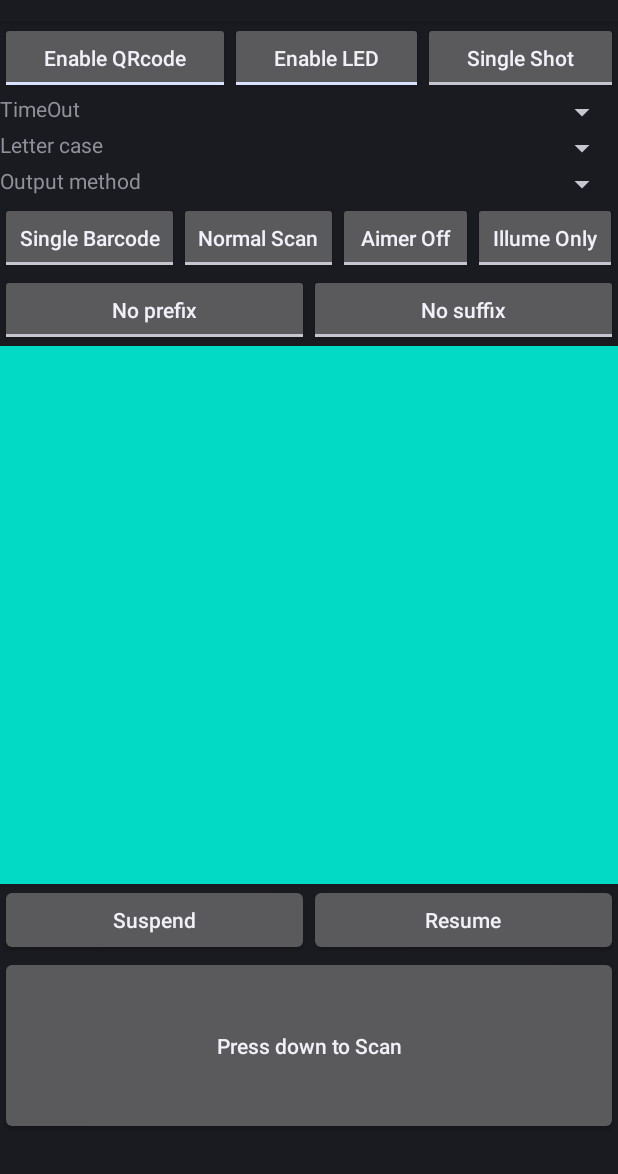
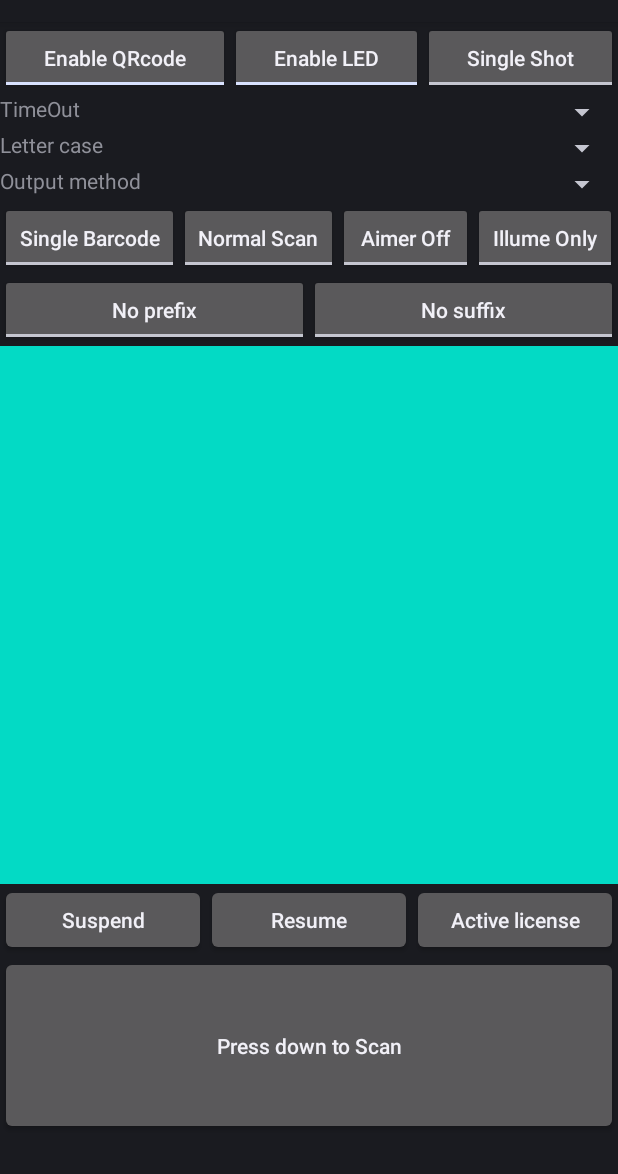
Before and after one commit to ntcpub/scannerDemo, an Android app: the layout activity_main.xml on its own in the app's theme, with its tools: preview values and no code run, on a phone screen of 412 x 824 dp, the part 62-1236 px from its top. Run offline under Robolectric (Android 15) with nearby library versions, the phone set to English and light mode, and no system bars.

Commit message:
sdk 1.0.9

```diff
--- a/demo/build.gradle
+++ b/demo/build.gradle
@@ -44,5 +44,5 @@ android {
 }
 
 dependencies {
-    implementation('com.xcheng:scanner:1.0.8')
+    implementation('com.xcheng:scanner:1.0.9')
 }
--- a/demo/src/main/res/layout/activity_main.xml
+++ b/demo/src/main/res/layout/activity_main.xml
@@ -112,47 +112,47 @@
 
             <ToggleButton
                 android:id="@+id/toggle_multibarcodes"
-                android:checked="false"
                 android:layout_width="wrap_content"
-                android:layout_height="wrap_content"
+                android:layout_height="match_parent"
                 android:layout_gravity="center_horizontal"
                 android:layout_weight="0.2"
+                android:checked="false"
                 android:textAllCaps="false"
                 android:textOff="@string/single_barcode"
-                android:textOn="@string/multi_barcode"/>
+                android:textOn="@string/multi_barcode" />
 
             <ToggleButton
                 android:id="@+id/toggle_precision_1d_scan"
-                android:checked="false"
                 android:layout_width="wrap_content"
-                android:layout_height="wrap_content"
+                android:layout_height="match_parent"
                 android:layout_gravity="center_horizontal"
                 android:layout_weight="0.2"
+                android:checked="false"
                 android:textAllCaps="false"
                 android:textOff="@string/normal_scan"
-                android:textOn="@string/precision_1d"/>
+                android:textOn="@string/precision_1d" />
 
             <ToggleButton
                 android:id="@+id/toggle_aim_mode"
-                android:checked="false"
                 android:layout_width="wrap_content"
-                android:layout_height="wrap_content"
+                android:layout_height="match_parent"
                 android:layout_gravity="center_horizontal"
                 android:layout_weight="0.2"
+                android:checked="false"
                 android:textAllCaps="false"
                 android:textOff="@string/aim_always_off"
-                android:textOn="@string/aim_trigger_on"/>
+                android:textOn="@string/aim_trigger_on" />
 
             <ToggleButton
                 android:id="@+id/toggle_flash_mode"
-                android:checked="false"
                 android:layout_width="wrap_content"
-                android:layout_height="wrap_content"
+                android:layout_height="match_parent"
                 android:layout_gravity="center_horizontal"
                 android:layout_weight="0.2"
+                android:checked="false"
                 android:textAllCaps="false"
                 android:textOff="@string/flash_illumonly"
-                android:textOn="@string/flash_illumstrobe"/>
+                android:textOn="@string/flash_illumstrobe" />
 
         </LinearLayout>
 
@@ -202,21 +202,31 @@
             <Button
                 android:id="@+id/button_suspend"
                 android:layout_width="match_parent"
-                android:layout_height="wrap_content"
-                android:layout_weight="0.5"
-                android:textAllCaps="false"
+                android:layout_height="match_parent"
+                android:layout_weight="0.3"
                 android:onClick="onClick"
                 android:text="@string/suspend"
+                android:textAllCaps="false"
                 android:visibility="visible" />
 
             <Button
                 android:id="@+id/button_resume"
                 android:layout_width="match_parent"
-                android:layout_height="wrap_content"
-                android:layout_weight="0.5"
-                android:textAllCaps="false"
+                android:layout_height="match_parent"
+                android:layout_weight="0.3"
                 android:onClick="onClick"
                 android:text="@string/resume"
+                android:textAllCaps="false"
+                android:visibility="visible" />
+
+            <Button
+                android:id="@+id/button_active_license"
+                android:layout_width="match_parent"
+                android:layout_height="match_parent"
+                android:layout_weight="0.3"
+                android:onClick="onClick"
+                android:text="@string/active_license"
+                android:textAllCaps="false"
                 android:visibility="visible" />
         </LinearLayout>
 
--- a/demo/src/main/res/values/strings.xml
+++ b/demo/src/main/res/values/strings.xml
@@ -25,4 +25,5 @@
     <string name="aim_trigger_on">Aimer Trigger On</string>
     <string name="flash_illumonly">Illume Only</string>
     <string name="flash_illumstrobe">Strobe</string>
+    <string name="active_license">Active license</string>
 </resources>
```
Also changed, not shown: demo/src/main/java/com/xcheng/demo/scanner/MainActivity.java (+68 -1 lines), 3 other files.
